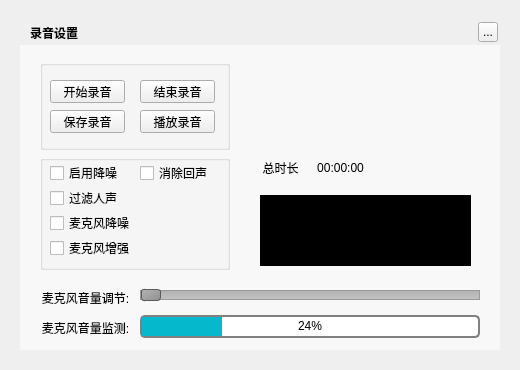
First picture: the form in TTKCore/musicUi/musicToolsetswidget/musicaudiorecorderwidget.ui, repository Greedysky/TTKMusicPlayer, before the edit.
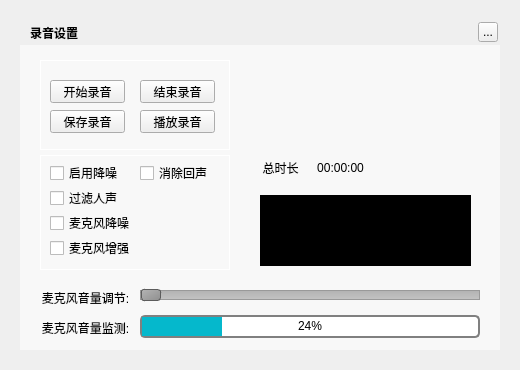
Second picture: the form after the edit.

Commit message: add groupbox border stylesheet[987556]

```diff
--- a/TTKCore/musicUi/musicToolsetswidget/musicaudiorecorderwidget.ui
+++ b/TTKCore/musicUi/musicToolsetswidget/musicaudiorecorderwidget.ui
@@ -13,6 +13,9 @@
   <property name="windowTitle">
    <string>录音设置</string>
   </property>
+  <property name="styleSheet">
+   <string notr="true">QGroupBox{border:1px solid #FFF;}</string>
+  </property>
   <widget class="QLabel" name="background">
    <property name="geometry">
     <rect>
@@ -142,9 +145,18 @@
      <height>115</height>
     </rect>
    </property>
+   <property name="styleSheet">
+    <string notr="true">QGroupBox{border:1px solid #FFF;}</string>
+   </property>
    <property name="title">
     <string/>
    </property>
+   <property name="flat">
+    <bool>false</bool>
+   </property>
+   <property name="checkable">
+    <bool>false</bool>
+   </property>
    <widget class="QCheckBox" name="checkBox_2">
     <property name="geometry">
      <rect>
```
The commit also changes 3 other files.
